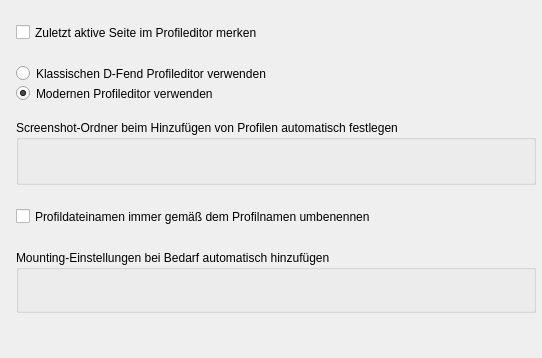
The window that src/forms/SetupFrameProfileEditorUnit.ui (Eldricos/D-Fend-Reborn) describes before a commit, drawn with Qt 5.
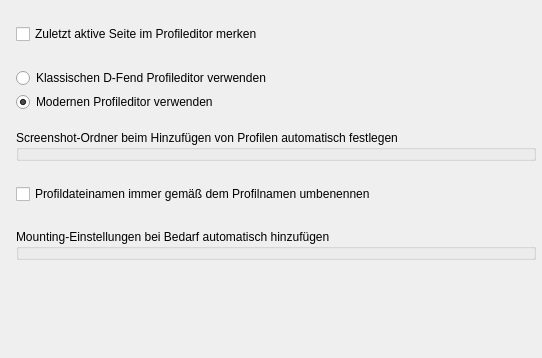
The same window after the commit. Custom widgets are drawn as their Qt base class.

Commit message: Program options: Qt layouts instead of fixed pixel positions

Patch:
```diff
--- a/src/forms/SetupFrameProfileEditorUnit.ui
+++ b/src/forms/SetupFrameProfileEditorUnit.ui
@@ -5,50 +5,163 @@
     <property name="geometry"><rect><x>0</x><y>0</y><width>542</width><height>358</height></rect></property>
     <property name="vclDesignWidth" stdset="0"><number>542</number></property>
     <property name="vclDesignHeight" stdset="0"><number>358</number></property>
-    <widget class="QCheckBox" name="ReopenLastActiveProfileSheetCheckBox">
-      <property name="geometry"><rect><x>16</x><y>24</y><width>520</width><height>17</height></rect></property>
-      <property name="vclAnchors" stdset="0"><string notr="true">akLeft,akTop,akRight</string></property>
-      <property name="text"><string>Zuletzt aktive Seite im Profileditor merken</string></property>
-    </widget>
-    <widget class="QRadioButton" name="ProfileEditorDFendRadioButton">
-      <property name="geometry"><rect><x>16</x><y>65</y><width>520</width><height>17</height></rect></property>
-      <property name="vclAnchors" stdset="0"><string notr="true">akLeft,akTop,akRight</string></property>
-      <property name="text"><string>Klassischen D-Fend Profileditor verwenden</string></property>
-    </widget>
-    <widget class="QRadioButton" name="ProfileEditorModernRadioButton">
-      <property name="geometry"><rect><x>16</x><y>85</y><width>520</width><height>17</height></rect></property>
-      <property name="vclAnchors" stdset="0"><string notr="true">akLeft,akTop,akRight</string></property>
-      <property name="text"><string>Modernen Profileditor verwenden</string></property>
-      <property name="checked"><bool>true</bool></property>
-    </widget>
-    <widget class="TRadioGroupWidget" name="AutoSetScreenshotFolderRadioGroup">
-      <property name="geometry"><rect><x>16</x><y>120</y><width>520</width><height>65</height></rect></property>
-      <property name="vclAnchors" stdset="0"><string notr="true">akLeft,akTop,akRight</string></property>
-      <property name="title"><string>Screenshot-Ordner beim Hinzufügen von Profilen automatisch festlegen</string></property>
-      <property name="items" stdset="0">
-        <stringlist notr="true">
-          <string>Nur beim Hinzufügen über den Assistenten</string>
-          <string>Beim Hinzufügen über den Assistenten und über den modernen Profileditor</string>
-        </stringlist>
-      </property>
-      <property name="itemIndex" stdset="0"><number>1</number></property>
-    </widget>
-    <widget class="QCheckBox" name="RenameProfFilesCheckBox">
-      <property name="geometry"><rect><x>16</x><y>208</y><width>520</width><height>17</height></rect></property>
-      <property name="vclAnchors" stdset="0"><string notr="true">akLeft,akTop,akRight</string></property>
-      <property name="text"><string>Profildateinamen immer gemäß dem Profilnamen umbenennen</string></property>
-    </widget>
-    <widget class="TRadioGroupWidget" name="AutoAddMountingsRadioGroup">
-      <property name="geometry"><rect><x>16</x><y>250</y><width>520</width><height>63</height></rect></property>
-      <property name="vclAnchors" stdset="0"><string notr="true">akLeft,akTop,akRight</string></property>
-      <property name="title"><string>Mounting-Einstellungen bei Bedarf automatisch hinzufügen</string></property>
-      <property name="items" stdset="0">
-        <stringlist notr="true">
-          <string>Nur beim Hinzufügen über den Assistenten</string>
-          <string>Beim Hinzufügen über den Assistenten und über den modernen Profileditor</string>
-        </stringlist>
-      </property>
-    </widget>
+    <layout class="QVBoxLayout" name="SetupFrameProfileEditor_Layout" stretch="0,0,0,0,0,0,0,0,0,1">
+      <property name="leftMargin"><number>16</number></property>
+      <property name="topMargin"><number>24</number></property>
+      <property name="rightMargin"><number>6</number></property>
+      <property name="bottomMargin"><number>8</number></property>
+      <property name="spacing"><number>0</number></property>
+      <item>
+        <layout class="QGridLayout" name="SetupFrameProfileEditor_Section1" columnstretch="0,1">
+          <property name="leftMargin"><number>0</number></property>
+          <property name="topMargin"><number>0</number></property>
+          <property name="rightMargin"><number>0</number></property>
+          <property name="bottomMargin"><number>0</number></property>
+          <property name="horizontalSpacing"><number>8</number></property>
+          <property name="verticalSpacing"><number>4</number></property>
+          <item row="0" column="0" colspan="2">
+            <widget class="QCheckBox" name="ReopenLastActiveProfileSheetCheckBox">
+              <property name="text"><string>Zuletzt aktive Seite im Profileditor merken</string></property>
+            </widget>
+          </item>
+          <item row="0" column="1">
+            <spacer name="SetupFrameProfileEditor_Section1_HFill">
+              <property name="orientation"><enum>Qt::Horizontal</enum></property>
+              <property name="sizeHint" stdset="0"><size><width>0</width><height>0</height></size></property>
+            </spacer>
+          </item>
+        </layout>
+      </item>
+      <item>
+        <spacer name="SetupFrameProfileEditor_Gap1">
+          <property name="orientation"><enum>Qt::Vertical</enum></property>
+          <property name="sizeType"><enum>QSizePolicy::Fixed</enum></property>
+          <property name="sizeHint" stdset="0"><size><width>0</width><height>24</height></size></property>
+        </spacer>
+      </item>
+      <item>
+        <layout class="QGridLayout" name="SetupFrameProfileEditor_Section2" columnstretch="0,1">
+          <property name="leftMargin"><number>0</number></property>
+          <property name="topMargin"><number>0</number></property>
+          <property name="rightMargin"><number>0</number></property>
+          <property name="bottomMargin"><number>0</number></property>
+          <property name="horizontalSpacing"><number>8</number></property>
+          <property name="verticalSpacing"><number>4</number></property>
+          <item row="0" column="0" colspan="2">
+            <widget class="QRadioButton" name="ProfileEditorDFendRadioButton">
+              <property name="text"><string>Klassischen D-Fend Profileditor verwenden</string></property>
+            </widget>
+          </item>
+          <item row="1" column="0" colspan="2">
+            <widget class="QRadioButton" name="ProfileEditorModernRadioButton">
+              <property name="text"><string>Modernen Profileditor verwenden</string></property>
+              <property name="checked"><bool>true</bool></property>
+            </widget>
+          </item>
+          <item row="0" column="1">
+            <spacer name="SetupFrameProfileEditor_Section2_HFill">
+              <property name="orientation"><enum>Qt::Horizontal</enum></property>
+              <property name="sizeHint" stdset="0"><size><width>0</width><height>0</height></size></property>
+            </spacer>
+          </item>
+        </layout>
+      </item>
+      <item>
+        <spacer name="SetupFrameProfileEditor_Gap2">
+          <property name="orientation"><enum>Qt::Vertical</enum></property>
+          <property name="sizeType"><enum>QSizePolicy::Fixed</enum></property>
+          <property name="sizeHint" stdset="0"><size><width>0</width><height>18</height></size></property>
+        </spacer>
+      </item>
+      <item>
+        <layout class="QGridLayout" name="SetupFrameProfileEditor_Section3" columnstretch="0,1">
+          <property name="leftMargin"><number>0</number></property>
+          <property name="topMargin"><number>0</number></property>
+          <property name="rightMargin"><number>0</number></property>
+          <property name="bottomMargin"><number>0</number></property>
+          <property name="horizontalSpacing"><number>8</number></property>
+          <property name="verticalSpacing"><number>4</number></property>
+          <item row="0" column="0" colspan="2">
+            <widget class="TRadioGroupWidget" name="AutoSetScreenshotFolderRadioGroup">
+              <property name="title"><string>Screenshot-Ordner beim Hinzufügen von Profilen automatisch festlegen</string></property>
+              <property name="items" stdset="0"><stringlist notr="true"><string>Nur beim Hinzufügen über den Assistenten</string><string>Beim Hinzufügen über den Assistenten und über den modernen Profileditor</string></stringlist></property>
+              <property name="itemIndex" stdset="0"><number>1</number></property>
+              <property name="minimumSize"><size><width>0</width><height>0</height></size></property>
+            </widget>
+          </item>
+          <item row="0" column="1">
+            <spacer name="SetupFrameProfileEditor_Section3_HFill">
+              <property name="orientation"><enum>Qt::Horizontal</enum></property>
+              <property name="sizeHint" stdset="0"><size><width>0</width><height>0</height></size></property>
+            </spacer>
+          </item>
+        </layout>
+      </item>
+      <item>
+        <spacer name="SetupFrameProfileEditor_Gap3">
+          <property name="orientation"><enum>Qt::Vertical</enum></property>
+          <property name="sizeType"><enum>QSizePolicy::Fixed</enum></property>
+          <property name="sizeHint" stdset="0"><size><width>0</width><height>23</height></size></property>
+        </spacer>
+      </item>
+      <item>
+        <layout class="QGridLayout" name="SetupFrameProfileEditor_Section4" columnstretch="0,1">
+          <property name="leftMargin"><number>0</number></property>
+          <property name="topMargin"><number>0</number></property>
+          <property name="rightMargin"><number>0</number></property>
+          <property name="bottomMargin"><number>0</number></property>
+          <property name="horizontalSpacing"><number>8</number></property>
+          <property name="verticalSpacing"><number>4</number></property>
+          <item row="0" column="0" colspan="2">
+            <widget class="QCheckBox" name="RenameProfFilesCheckBox">
+              <property name="text"><string>Profildateinamen immer gemäß dem Profilnamen umbenennen</string></property>
+            </widget>
+          </item>
+          <item row="0" column="1">
+            <spacer name="SetupFrameProfileEditor_Section4_HFill">
+              <property name="orientation"><enum>Qt::Horizontal</enum></property>
+              <property name="sizeHint" stdset="0"><size><width>0</width><height>0</height></size></property>
+            </spacer>
+          </item>
+        </layout>
+      </item>
+      <item>
+        <spacer name="SetupFrameProfileEditor_Gap4">
+          <property name="orientation"><enum>Qt::Vertical</enum></property>
+          <property name="sizeType"><enum>QSizePolicy::Fixed</enum></property>
+          <property name="sizeHint" stdset="0"><size><width>0</width><height>25</height></size></property>
+        </spacer>
+      </item>
+      <item>
+        <layout class="QGridLayout" name="SetupFrameProfileEditor_Section5" columnstretch="0,1">
+          <property name="leftMargin"><number>0</number></property>
+          <property name="topMargin"><number>0</number></property>
+          <property name="rightMargin"><number>0</number></property>
+          <property name="bottomMargin"><number>0</number></property>
+          <property name="horizontalSpacing"><number>8</number></property>
+          <property name="verticalSpacing"><number>4</number></property>
+          <item row="0" column="0" colspan="2">
+            <widget class="TRadioGroupWidget" name="AutoAddMountingsRadioGroup">
+              <property name="title"><string>Mounting-Einstellungen bei Bedarf automatisch hinzufügen</string></property>
+              <property name="items" stdset="0"><stringlist notr="true"><string>Nur beim Hinzufügen über den Assistenten</string><string>Beim Hinzufügen über den Assistenten und über den modernen Profileditor</string></stringlist></property>
+              <property name="minimumSize"><size><width>0</width><height>0</height></size></property>
+            </widget>
+          </item>
+          <item row="0" column="1">
+            <spacer name="SetupFrameProfileEditor_Section5_HFill">
+              <property name="orientation"><enum>Qt::Horizontal</enum></property>
+              <property name="sizeHint" stdset="0"><size><width>0</width><height>0</height></size></property>
+            </spacer>
+          </item>
+        </layout>
+      </item>
+      <item>
+        <spacer name="SetupFrameProfileEditor_VFill">
+          <property name="orientation"><enum>Qt::Vertical</enum></property>
+          <property name="sizeHint" stdset="0"><size><width>0</width><height>0</height></size></property>
+        </spacer>
+      </item>
+    </layout>
   </widget>
   <customwidgets>
     <customwidget>
```
Left out of the diff: 6 changed lines with no effect on the pictures. The commit also changes 51 other files.
